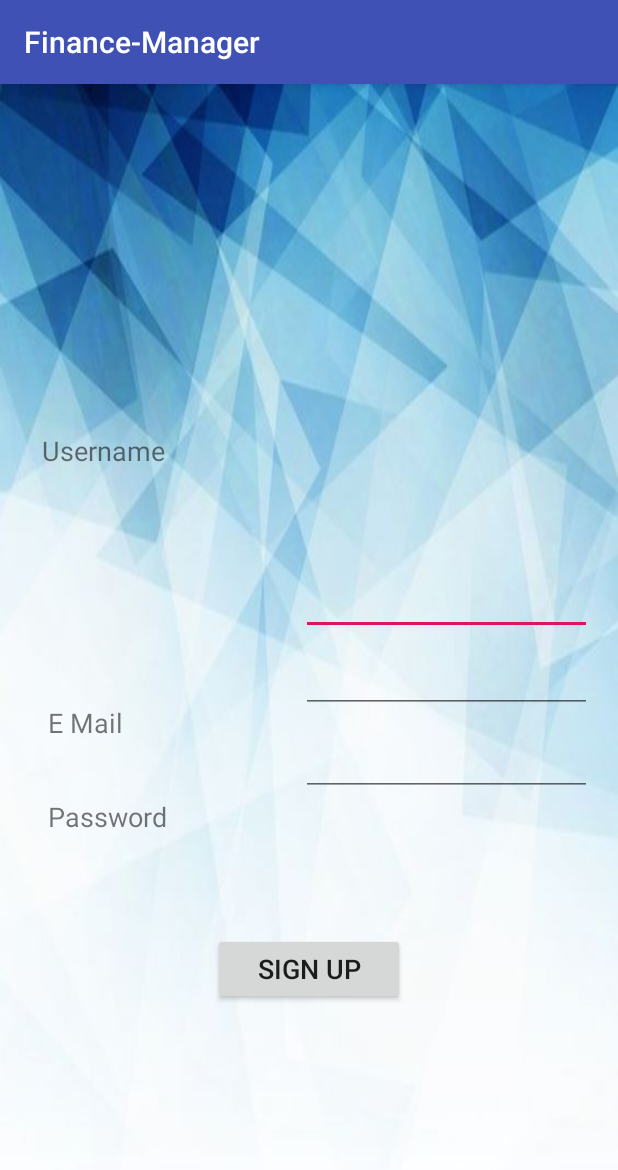
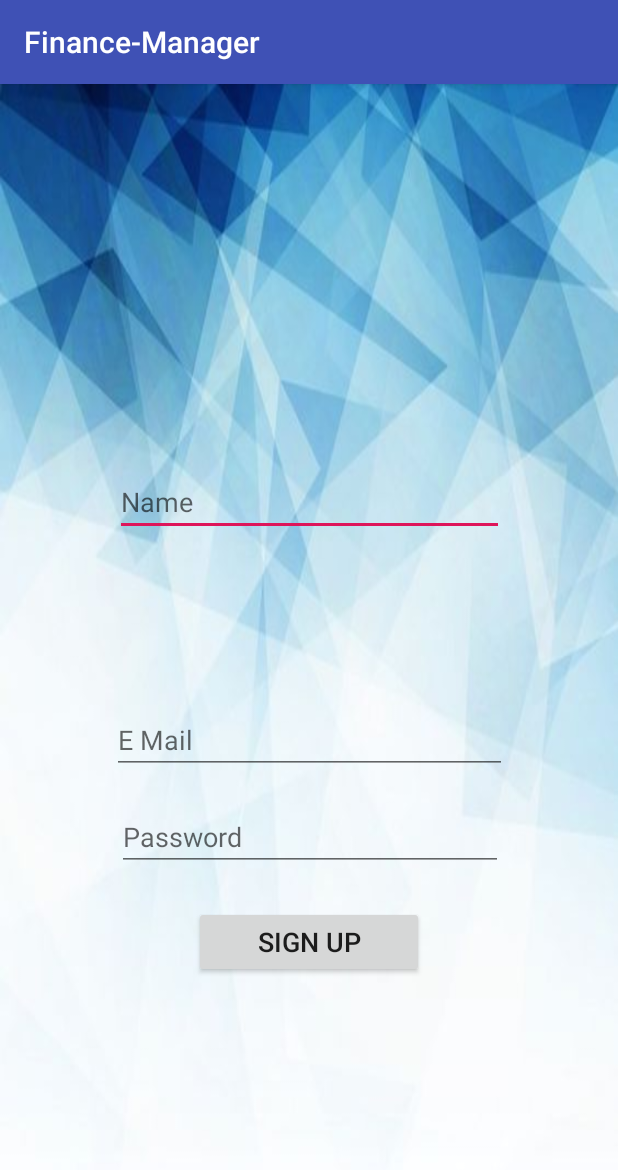
Before and after one commit to subhamtandon/Finance-Manager, an Android app: the SignupActivity screen opened directly, with no data from a screen before it, on a phone screen of 412 x 824 dp. Shown: the top 1170 px of the screen. Run offline under Robolectric (Android 15) with nearby library versions, the phone set to English and light mode, and no system bars; our stand-ins replace Firebase (no records; nobody signed in at launch, a user with empty details on screens opened directly).

```diff
--- a/app/src/main/AndroidManifest.xml
+++ b/app/src/main/AndroidManifest.xml
@@ -1,7 +1,9 @@
 <?xml version="1.0" encoding="utf-8"?>
 <manifest xmlns:android="http://schemas.android.com/apk/res/android"
     package="com.example.initish.finance_manager">
-    <uses-permission android:name="android.permission.INTERNET"></uses-permission>
+
+    <uses-permission android:name="android.permission.INTERNET" />
+
     <application
         android:allowBackup="true"
         android:icon="@mipmap/ic_launcher"
@@ -17,7 +19,7 @@
             </intent-filter>
         </activity>
         <activity android:name=".SignupActivity" />
-        <activity android:name=".Main2Activity"></activity>
+        <activity android:name=".Main2Activity" />
     </application>
 
 </manifest>
--- a/app/src/main/java/com/example/initish/finance_manager/SignupActivity.java
+++ b/app/src/main/java/com/example/initish/finance_manager/SignupActivity.java
@@ -35,12 +35,6 @@ public class SignupActivity extends AppCompatActivity implements View.OnClickLis
 
     private FirebaseAuth mAuth;
     FirebaseAuth.AuthStateListener mAuthListener;
-
-    @Override
-    protected void onStart() {
-        super.onStart();
-        mAuth.addAuthStateListener(mAuthListener);
-    }
 
     @Override
     protected void onCreate(Bundle savedInstanceState) {
@@ -94,6 +88,7 @@ public class SignupActivity extends AppCompatActivity implements View.OnClickLis
                 progressbar.setVisibility(View.GONE);
                 if(task.isSuccessful()){
                     Toast.makeText(getApplicationContext(),"User registered Successfully", Toast.LENGTH_SHORT).show();
+                    startActivity(new Intent(getApplicationContext(),Main2Activity.class));
                 }
                 else{
                     if(task.getException() instanceof FirebaseAuthUserCollisionException){
--- a/app/src/main/res/layout/activity_signup.xml
+++ b/app/src/main/res/layout/activity_signup.xml
@@ -10,7 +10,7 @@
 
     <Button
         android:id="@+id/actsignup"
-        android:layout_width="128dp"
+        android:layout_width="153dp"
         android:layout_height="wrap_content"
         android:layout_marginBottom="8dp"
         android:layout_marginEnd="8dp"
@@ -24,60 +24,52 @@
         app:layout_constraintEnd_toEndOf="parent"
         app:layout_constraintStart_toStartOf="parent"
         app:layout_constraintTop_toTopOf="parent"
-        app:layout_constraintVertical_bias="0.793" />
+        app:layout_constraintVertical_bias="0.767" />
 
-    <TextView
-        android:id="@+id/usr"
-        android:layout_width="131dp"
-        android:layout_height="43dp"
-        android:layout_marginLeft="28dp"
-        android:layout_marginStart="28dp"
-        android:layout_marginTop="232dp"
-        android:text="Username"
-        android:textSize="18sp"
-        app:layout_constraintStart_toStartOf="parent"
-        app:layout_constraintTop_toTopOf="parent" />
-
-    <TextView
-        android:id="@+id/mail"
-        android:layout_width="159dp"
-        android:layout_height="41dp"
+    <EditText
+        android:id="@+id/actusr"
+        android:layout_width="259dp"
+        android:layout_height="wrap_content"
         android:layout_marginBottom="8dp"
         android:layout_marginEnd="8dp"
         android:layout_marginLeft="8dp"
         android:layout_marginRight="8dp"
         android:layout_marginStart="8dp"
-        android:layout_marginTop="8dp"
-        android:text="E Mail"
-        android:textSize="18sp"
-        app:layout_constraintBottom_toBottomOf="parent"
+        android:layout_marginTop="140dp"
+        android:ems="10"
+        android:hint="Name"
+        android:inputType="textPersonName"
+        app:layout_constraintBottom_toTopOf="@+id/actmail"
         app:layout_constraintEnd_toEndOf="parent"
-        app:layout_constraintHorizontal_bias="0.1"
+        app:layout_constraintHorizontal_bias="0.504"
         app:layout_constraintStart_toStartOf="parent"
         app:layout_constraintTop_toTopOf="parent"
-        app:layout_constraintVertical_bias="0.57" />
+        app:layout_constraintVertical_bias="0.52" />
 
-    <TextView
-        android:id="@+id/passwd"
-        android:layout_width="159dp"
-        android:layout_height="41dp"
+    <EditText
+        android:id="@+id/actmail"
+        android:layout_width="263dp"
+        android:layout_height="44dp"
+        android:layout_marginBottom="300dp"
         android:layout_marginEnd="8dp"
         android:layout_marginLeft="8dp"
         android:layout_marginRight="8dp"
         android:layout_marginStart="8dp"
         android:layout_marginTop="8dp"
-        android:text="Password"
-        android:textSize="18sp"
+        android:ems="10"
+        android:hint="E Mail"
+        android:inputType="textEmailAddress"
         app:layout_constraintBottom_toBottomOf="parent"
         app:layout_constraintEnd_toEndOf="parent"
-        app:layout_constraintHorizontal_bias="0.1"
+        app:layout_constraintHorizontal_bias="0.504"
         app:layout_constraintStart_toStartOf="parent"
-        app:layout_constraintTop_toBottomOf="@+id/mail"
-        app:layout_constraintVertical_bias="0.05" />
+        app:layout_constraintTop_toTopOf="parent"
+        app:layout_constraintVertical_bias="0.981" />
+
 
     <EditText
-        android:id="@+id/actusr"
-        android:layout_width="194dp"
+        android:id="@+id/actpass"
+        android:layout_width="257dp"
         android:layout_height="44dp"
         android:layout_marginBottom="8dp"
         android:layout_marginEnd="8dp"
@@ -86,51 +78,14 @@
         android:layout_marginStart="8dp"
         android:layout_marginTop="8dp"
         android:ems="10"
-        android:inputType="textPersonName"
-        app:layout_constraintBottom_toBottomOf="parent"
-        app:layout_constraintEnd_toEndOf="parent"
-        app:layout_constraintHorizontal_bias="0.954"
-        app:layout_constraintStart_toStartOf="parent"
-        app:layout_constraintTop_toTopOf="parent"
-        app:layout_constraintVertical_bias="0.445" />
-
-    <EditText
-        android:id="@+id/actmail"
-        android:layout_width="194dp"
-        android:layout_height="44dp"
-        android:layout_marginBottom="8dp"
-        android:layout_marginEnd="8dp"
-        android:layout_marginLeft="8dp"
-        android:layout_marginRight="8dp"
-        android:layout_marginStart="8dp"
-        android:layout_marginTop="8dp"
-        android:ems="10"
-        android:inputType="textEmailAddress"
-        app:layout_constraintBottom_toBottomOf="parent"
-        app:layout_constraintEnd_toEndOf="parent"
-        app:layout_constraintHorizontal_bias="0.953"
-        app:layout_constraintStart_toStartOf="parent"
-        app:layout_constraintTop_toBottomOf="@+id/actusr"
-        app:layout_constraintVertical_bias="0.0" />
-
-    <EditText
-        android:id="@+id/actpass"
-        android:layout_width="194dp"
-        android:layout_height="44dp"
-        android:layout_marginBottom="8dp"
-        android:layout_marginEnd="8dp"
-        android:layout_marginLeft="8dp"
-        android:layout_marginRight="8dp"
-        android:layout_marginStart="8dp"
-        android:layout_marginTop="8dp"
-        android:ems="10"
+        android:hint="Password"
         android:inputType="textPassword"
         app:layout_constraintBottom_toBottomOf="parent"
         app:layout_constraintEnd_toEndOf="parent"
-        app:layout_constraintHorizontal_bias="0.953"
+        app:layout_constraintHorizontal_bias="0.504"
         app:layout_constraintStart_toStartOf="parent"
         app:layout_constraintTop_toBottomOf="@+id/actmail"
-        app:layout_constraintVertical_bias="0.011" />
+        app:layout_constraintVertical_bias="0.051" />
 
 
     <ProgressBar
@@ -151,4 +106,6 @@
         app:layout_constraintTop_toTopOf="parent"
         app:layout_constraintVertical_bias="0.956" />
 
+
+
 </android.support.constraint.ConstraintLayout>
--- a/app/src/main/res/values/strings.xml
+++ b/app/src/main/res/values/strings.xml
@@ -1,3 +1,5 @@
 <resources>
     <string name="app_name">Finance-Manager</string>
+    <string name="error_field_required" />
+    <string name="error_invalid_email" />
 </resources>
```
Also changed, not shown: app/build.gradle (+3 -4 lines), app/src/main/java/com/example/initish/finance_manager/MainActivity.java (+105 -31 lines), app/src/main/res/layout/activity_main.xml (+6 -5 lines), 1 other file.
